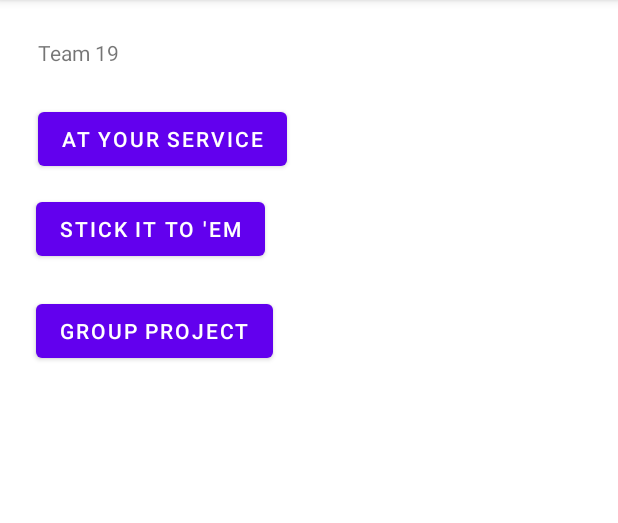
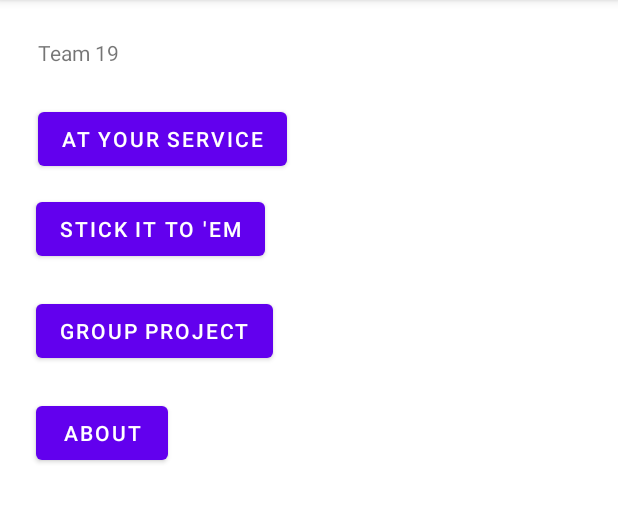
Before and after one commit to agarwalsuhaani/CS5520MobileAppDev_Team19, an Android app: the screen it shows after launch (MainActivity), on a phone screen of 412 x 824 dp, the part 84-607 px from its top. Run offline under Robolectric (Android 15) with nearby library versions, the phone set to English and light mode, and no system bars.

Commit message:
added about us page

```diff
--- a/app/src/main/AndroidManifest.xml
+++ b/app/src/main/AndroidManifest.xml
@@ -16,6 +16,9 @@
         android:supportsRtl="true"
         android:theme="@style/Theme.CS5520_MobileAppDev_Team19"
         tools:targetApi="31">
+        <activity
+            android:name=".AboutActivity"
+            android:exported="false" />
         <activity
             android:name=".StickerReceivedActivity"
             android:exported="false" />
--- a/app/src/main/java/edu/northeastern/cs5520_mobileappdev_team19/MainActivity.java
+++ b/app/src/main/java/edu/northeastern/cs5520_mobileappdev_team19/MainActivity.java
@@ -25,4 +25,8 @@ public class MainActivity extends AppCompatActivity {
     public void groupProjectClick(View v) {
 
     }
+
+    public void aboutClick(View v) {
+        startActivity(new Intent(MainActivity.this, AboutActivity.class));
+    }
 }
--- a/app/src/main/res/layout/activity_main.xml
+++ b/app/src/main/res/layout/activity_main.xml
@@ -48,4 +48,15 @@
         android:text="Group Project"
         app:layout_constraintStart_toStartOf="parent"
         app:layout_constraintTop_toBottomOf="@+id/btn_stick_it_to_em" />
+
+    <Button
+        android:id="@+id/btnAbout"
+        android:layout_width="wrap_content"
+        android:layout_height="wrap_content"
+        android:layout_marginStart="24dp"
+        android:layout_marginTop="20dp"
+        android:onClick="aboutClick"
+        android:text="About"
+        app:layout_constraintStart_toStartOf="parent"
+        app:layout_constraintTop_toBottomOf="@+id/btn_group_project" />
 </androidx.constraintlayout.widget.ConstraintLayout>
```
Also changed, not shown: app/src/main/java/edu/northeastern/cs5520_mobileappdev_team19/AboutActivity.java (added, +14 -0 lines), app/src/main/res/layout/activity_about.xml (added, +63 -0 lines).
